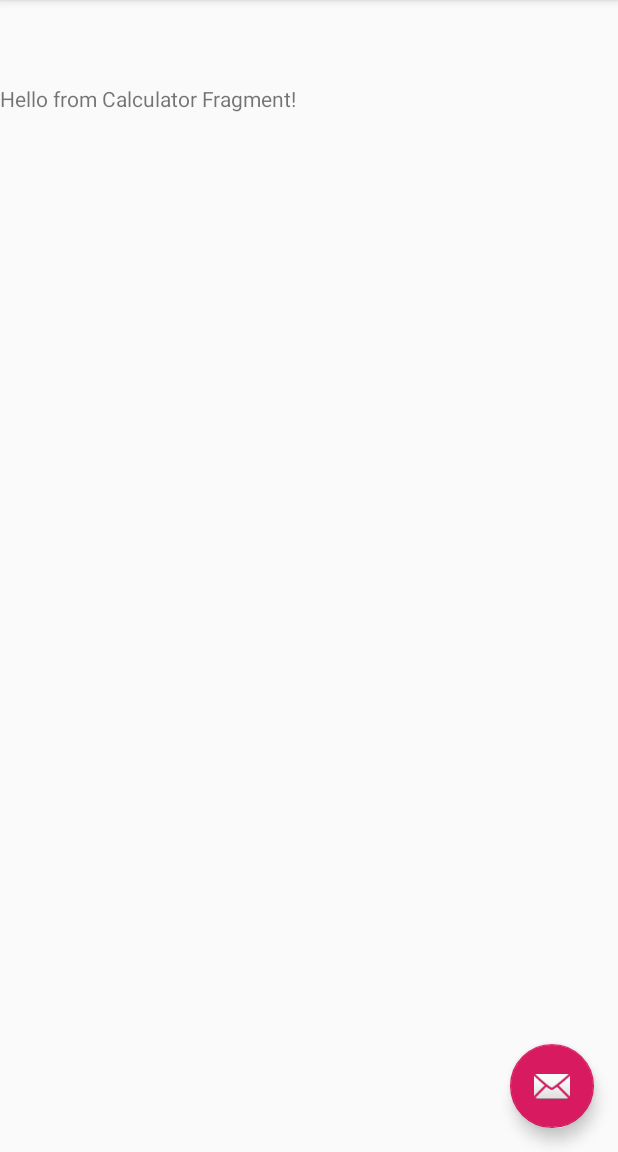
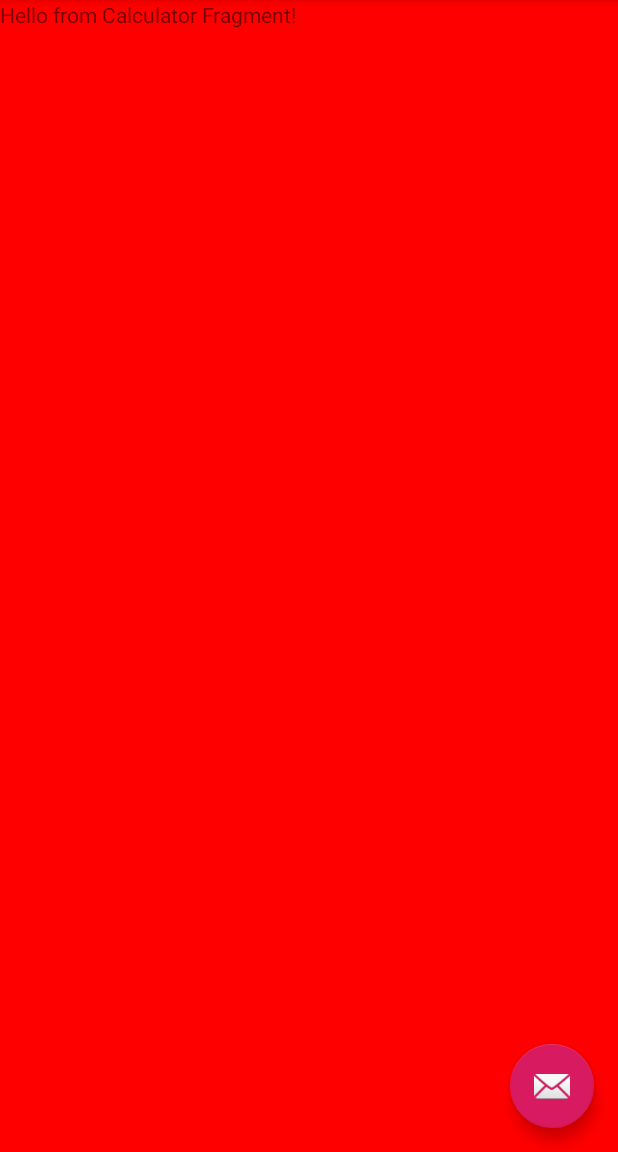
Before and after one commit to pawslaw/MAD305-Android-Project, an Android app: the screen it shows after launch (MainActivity), in the side drawer, after a tap on "Candy Calulator", on a phone screen of 412 x 824 dp, the part 84-1236 px from its top. Run offline under Robolectric (Android 15) with nearby library versions, the phone set to English and light mode, and no system bars.

Commit message:
#32: Fixed empty space
Ther was a stray xml tag in content_main.xml

```diff
--- a/app/src/main/res/layout/content_main.xml
+++ b/app/src/main/res/layout/content_main.xml
@@ -15,6 +15,5 @@
     <FrameLayout
         android:id="@+id/mainFrame"
         android:layout_width="match_parent"
-        android:layout_height="match_parent"
-        android:layout_marginTop="?attr/actionBarSize"/>
+        android:layout_height="match_parent"/>
 </LinearLayout>
--- a/app/src/main/res/layout/fragment_calculator.xml
+++ b/app/src/main/res/layout/fragment_calculator.xml
@@ -3,7 +3,8 @@
     android:layout_width="match_parent"
     android:layout_height="match_parent"
     tools:context="ca.stclaircollege.crazycandy.CalculatorFragment"
-    android:orientation="vertical">
+    android:orientation="vertical"
+    android:background="#FF0000">
 
     <!-- TODO: Update blank fragment layout -->
     <TextView
```
